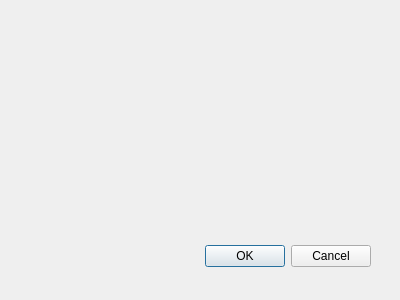
The window that widgets/editlabel.ui (jalalirs/iStudio) describes before a commit, drawn with Qt 5.
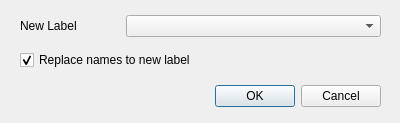
The same window after the commit.

```diff
--- a/widgets/editlabel.ui
+++ b/widgets/editlabel.ui
@@ -3,24 +3,24 @@
  <comment></comment>
  <exportmacro></exportmacro>
  <class>Dialog</class>
- <widget class="QDialog" name="Dialog" >
-  <property name="geometry" >
+ <widget class="QDialog" name="Dialog">
+  <property name="geometry">
    <rect>
     <x>0</x>
     <y>0</y>
     <width>400</width>
-    <height>300</height>
+    <height>123</height>
    </rect>
   </property>
   <property name="windowTitle" >
    <string>Dialog</string>
   </property>
-  <widget class="QDialogButtonBox" name="buttonBox" >
-   <property name="geometry" >
+  <widget class="QDialogButtonBox" name="buttonBox">
+   <property name="geometry">
     <rect>
-     <x>30</x>
-     <y>240</y>
-     <width>341</width>
+     <x>20</x>
+     <y>80</y>
+     <width>361</width>
      <height>32</height>
     </rect>
    </property>
@@ -31,6 +31,50 @@
     <set>QDialogButtonBox::Cancel|QDialogButtonBox::Ok</set>
    </property>
   </widget>
+  <widget class="QWidget" name="">
+   <property name="geometry">
+    <rect>
+     <x>20</x>
+     <y>10</y>
+     <width>361</width>
+     <height>32</height>
+    </rect>
+   </property>
+   <layout class="QHBoxLayout" name="horizontalLayout">
+    <item>
+     <widget class="QLabel" name="label">
+      <property name="maximumSize">
+       <size>
+        <width>100</width>
+        <height>16777215</height>
+       </size>
+      </property>
+      <property name="text">
+       <string>New Label</string>
+      </property>
+     </widget>
+    </item>
+    <item>
+     <widget class="QComboBox" name="newLbl"/>
+    </item>
+   </layout>
+  </widget>
+  <widget class="QCheckBox" name="replaceName">
+   <property name="geometry">
+    <rect>
+     <x>20</x>
+     <y>50</y>
+     <width>191</width>
+     <height>20</height>
+    </rect>
+   </property>
+   <property name="text">
+    <string>Replace names to new label</string>
+   </property>
+   <property name="checked">
+    <bool>true</bool>
+   </property>
+  </widget>
  </widget>
  <pixmapfunction></pixmapfunction>
  <resources/>
```
Left out of the diff: 21 changed lines with no effect on the pictures.
